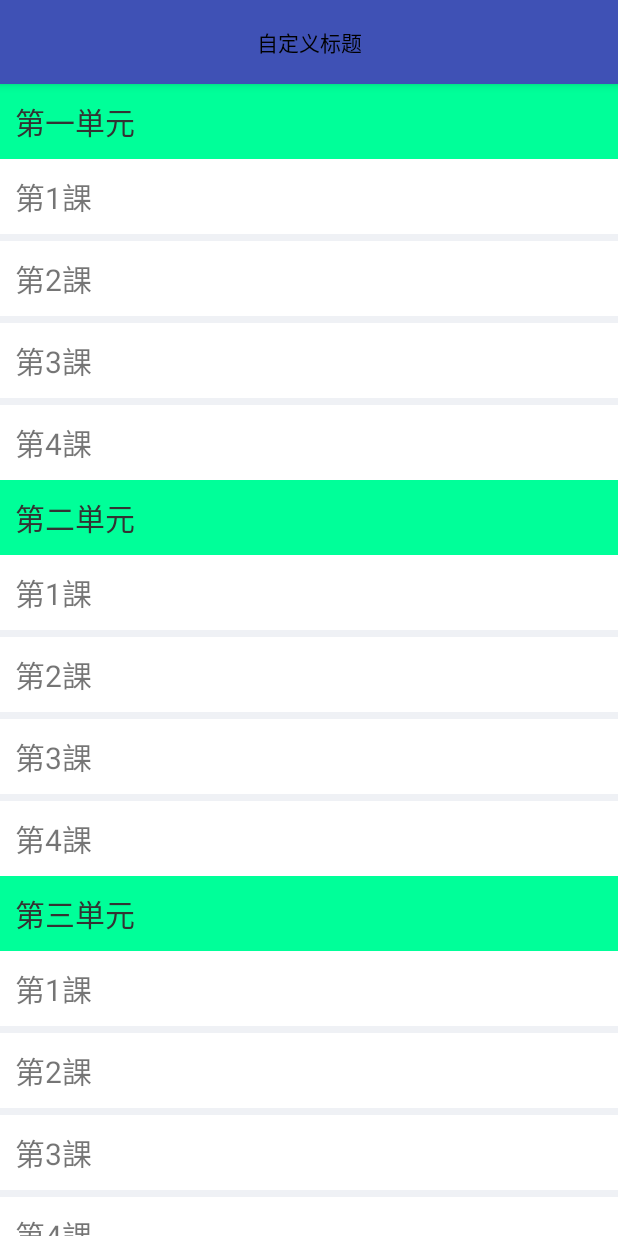
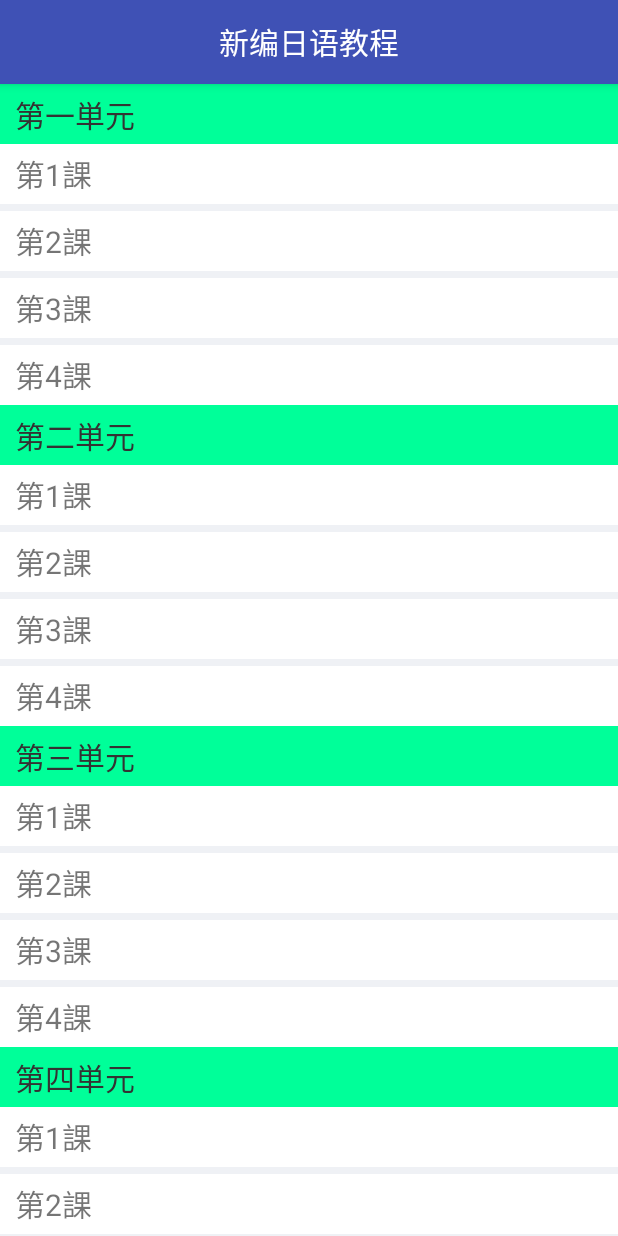
Before and after one commit to ipk2015/newBianJapanese, an Android app: the screen it shows after launch (MainActivity), on a phone screen of 412 x 824 dp. Run offline under Robolectric (Android 15) with nearby library versions, the phone set to English and light mode, and no system bars.

Commit message:
调整标题样式

```diff
--- a/app/src/main/java/com/ipk/newbianjapanese/MainActivity.java
+++ b/app/src/main/java/com/ipk/newbianjapanese/MainActivity.java
@@ -7,6 +7,7 @@ import android.support.v7.app.AppCompatActivity;
 import android.support.v7.widget.LinearLayoutManager;
 import android.support.v7.widget.RecyclerView;
 import android.support.v7.widget.Toolbar;
+import android.widget.TextView;
 import android.widget.Toast;
 
 import com.google.gson.Gson;
@@ -25,12 +26,15 @@ public class MainActivity extends AppCompatActivity implements MyRecyclerViewAda
     private RecyclerView recyclerView;
     private LinearLayoutManager mLinearLayoutManager;
     private List<SimpleClassInfo> mDataset;
+    private TextView textView_toolbar;
 
     @Override
     protected void onCreate(@Nullable Bundle savedInstanceState) {
         super.onCreate(savedInstanceState);
         setContentView(R.layout.activity_main);
         toolbar = this.<Toolbar>findViewById(R.id.toolBar1);
+        textView_toolbar = (TextView)toolbar.findViewById(R.id.toolbar_title);
+        textView_toolbar.setText(R.string.app_name);
         recyclerView = this.<RecyclerView>findViewById(R.id.recyclerView);
         initRecyclerView();
     }
--- a/app/src/main/res/layout/activity_main.xml
+++ b/app/src/main/res/layout/activity_main.xml
@@ -22,8 +22,8 @@
             android:layout_height="wrap_content"
             android:layout_gravity="center"
             android:gravity="center"
-            android:text="自定义标题"
-            android:textColor="#000000"/>
+            android:textSize="@dimen/toolbar_title_size"
+            android:textColor="@android:color/white"/>
     </android.support.v7.widget.Toolbar>
     <android.support.v7.widget.RecyclerView
         android:id="@+id/recyclerView"
--- a/app/src/main/res/values/dimens.xml
+++ b/app/src/main/res/values/dimens.xml
@@ -1,10 +1,11 @@
 <?xml version="1.0" encoding="utf-8"?>
 <resources>
     <dimen name="border_unit_class">5dp</dimen>
-    <dimen name="unit_title_height">50dp</dimen>
+    <dimen name="unit_title_height">40dp</dimen>
     <dimen name="unit_title_margin_left">10dp</dimen>
     <dimen name="unit_title_size">20sp</dimen>
     <dimen name="class_title_size_list">20sp</dimen>
-    <dimen name="class_title_height_list">50dp</dimen>
+    <dimen name="class_title_height_list">40dp</dimen>
+    <dimen name="toolbar_title_size">20sp</dimen>
 
 </resources>
```
